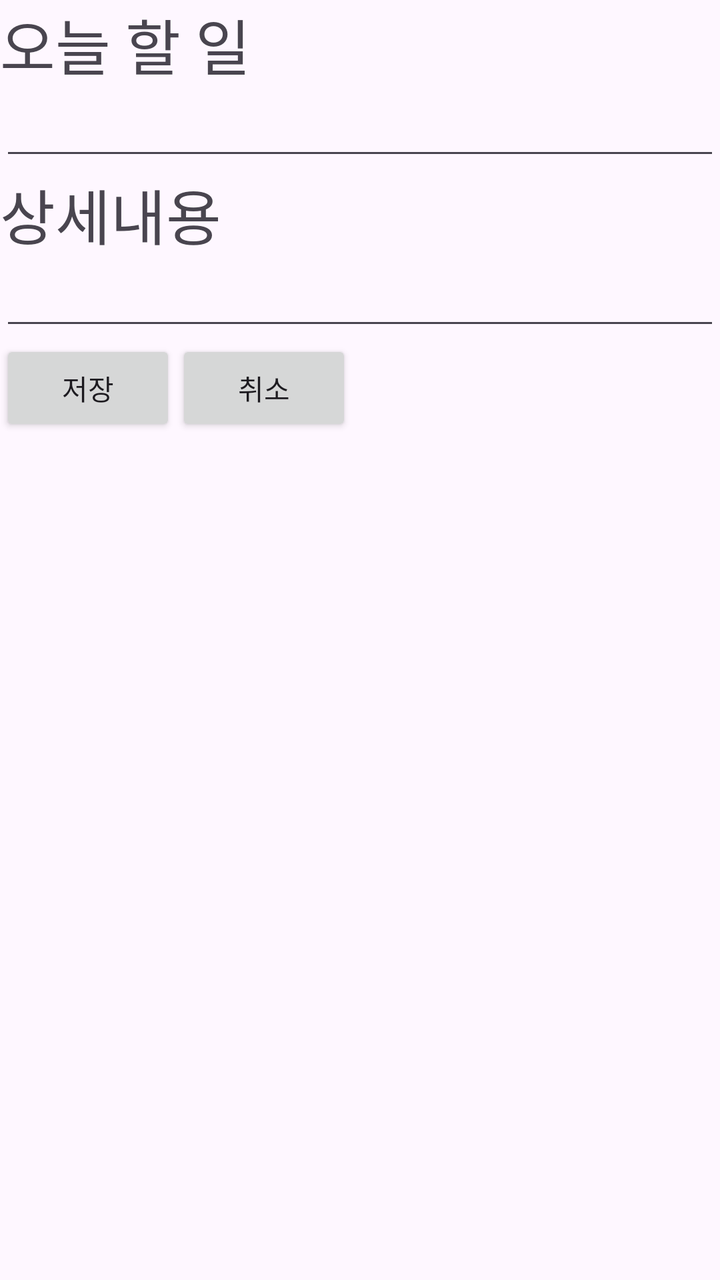
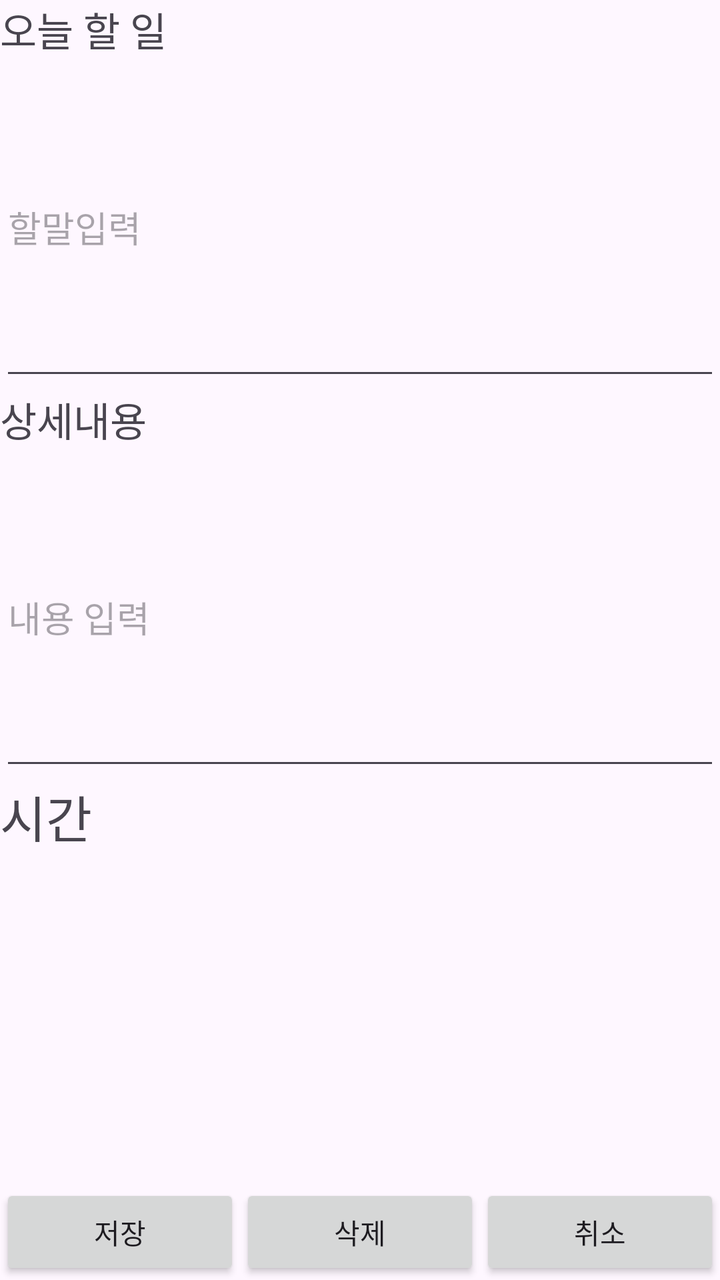

An Android layout rendered at two revisions. The XML below is the earlier revision; the diff shows what the commit changed to produce the second picture.
<!-- AndroidManifest.xml: application theme Theme.Ws_android_ui_01 -->
<!-- res/layout/activity_memo_edit.xml -->
<?xml version="1.0" encoding="utf-8"?>
<LinearLayout xmlns:android="http://schemas.android.com/apk/res/android"
    android:id="@+id/main"
    android:layout_width="match_parent"
    android:layout_height="match_parent"
    android:orientation="vertical">

    <TextView
        android:layout_width="match_parent"
        android:layout_height="wrap_content"
        android:text="오늘 할 일"
        android:textSize="30sp"/>
    <EditText
        android:id="@+id/today_text"
        android:layout_width="match_parent"
        android:layout_height="wrap_content"/>
    <TextView
        android:layout_width="wrap_content"
        android:layout_height="wrap_content"
        android:text="상세내용"
        android:textSize="30sp"/>
    <EditText
        android:id="@+id/info_text"
        android:layout_width="match_parent"
        android:layout_height="wrap_content"/>
   <LinearLayout
       android:layout_width="wrap_content"
       android:layout_height="wrap_content">
       <Button
           android:id="@+id/save_btn"
           android:text="저장"
           android:layout_width="wrap_content"
           android:layout_height="wrap_content"/>
       <Button
           android:id="@+id/cancel_btn"
           android:text="취소"
           android:layout_width="wrap_content"
           android:layout_height="wrap_content"/>

   </LinearLayout>
</LinearLayout>
<!-- resources referenced by this layout -->
<resources>
  <style name="Theme.Ws_android_ui_01" parent="Base.Theme.Ws_android_ui_01" />
  <style name="Base.Theme.Ws_android_ui_01" parent="Theme.Material3.DayNight.NoActionBar">
          
          
      </style>
</resources>

<!-- the commit's change to res/layout/activity_memo_edit.xml (unified diff, before → after) -->
@@ -1,41 +1,82 @@
 <?xml version="1.0" encoding="utf-8"?>
-<LinearLayout xmlns:android="http://schemas.android.com/apk/res/android"
+<androidx.constraintlayout.widget.ConstraintLayout xmlns:android="http://schemas.android.com/apk/res/android"
+    xmlns:app="http://schemas.android.com/apk/res-auto"
+    xmlns:tools="http://schemas.android.com/tools"
     android:id="@+id/main"
     android:layout_width="match_parent"
     android:layout_height="match_parent"
     android:orientation="vertical">
 
     <TextView
+        android:id="@+id/today"
         android:layout_width="match_parent"
         android:layout_height="wrap_content"
         android:text="오늘 할 일"
-        android:textSize="30sp"/>
+        android:textSize="20sp"
+        app:layout_constraintTop_toTopOf="parent"
+        app:layout_constraintBottom_toTopOf="@id/today_text"/>
+
     <EditText
+        android:hint="할말입력"
         android:id="@+id/today_text"
         android:layout_width="match_parent"
-        android:layout_height="wrap_content"/>
+        android:layout_height="0dp"
+        app:layout_constraintBottom_toTopOf="@+id/info"
+        app:layout_constraintTop_toBottomOf="@+id/today"/>
+
     <TextView
-        android:layout_width="wrap_content"
+        android:id="@+id/info"
+        android:layout_width="match_parent"
         android:layout_height="wrap_content"
         android:text="상세내용"
-        android:textSize="30sp"/>
+        android:textSize="20sp"
+        app:layout_constraintTop_toBottomOf="@+id/today_text"
+        app:layout_constraintBottom_toTopOf="@id/info_text"/>
     <EditText
         android:id="@+id/info_text"
         android:layout_width="match_parent"
-        android:layout_height="wrap_content"/>
+        android:layout_height="0dp"
+        android:hint="내용 입력"
+        app:layout_constraintTop_toBottomOf="@id/info"
+        app:layout_constraintBottom_toTopOf="@+id/time"/>
+    <TextView
+        android:id="@+id/time"
+        android:text="시간"
+        android:textSize="25sp"
+        android:layout_width="match_parent"
+        android:layout_height="wrap_content"
+        app:layout_constraintTop_toBottomOf="@id/info_text"
+        app:layout_constraintBottom_toTopOf="@id/time_text"/>
+    <TextView
+        android:id="@+id/time_text"
+        android:layout_width="match_parent"
+        android:layout_height="0dp"
+        app:layout_constraintTop_toBottomOf="@id/time"
+        app:layout_constraintBottom_toTopOf="@+id/layout_btn"/>
    <LinearLayout
-       android:layout_width="wrap_content"
-       android:layout_height="wrap_content">
+       android:id="@+id/layout_btn"
+       android:layout_width="match_parent"
+       android:layout_height="wrap_content"
+       android:orientation="horizontal"
+       app:layout_constraintBottom_toBottomOf="parent">
        <Button
            android:id="@+id/save_btn"
            android:text="저장"
+           android:layout_weight="1"
+           android:layout_width="wrap_content"
+           android:layout_height="wrap_content"/>
+       <Button
+           android:id="@+id/delete_btn"
+           android:text="삭제"
+           android:layout_weight="1"
            android:layout_width="wrap_content"
            android:layout_height="wrap_content"/>
        <Button
            android:id="@+id/cancel_btn"
            android:text="취소"
+           android:layout_weight="1"
            android:layout_width="wrap_content"
            android:layout_height="wrap_content"/>
 
    </LinearLayout>
-</LinearLayout>
+</androidx.constraintlayout.widget.ConstraintLayout>
